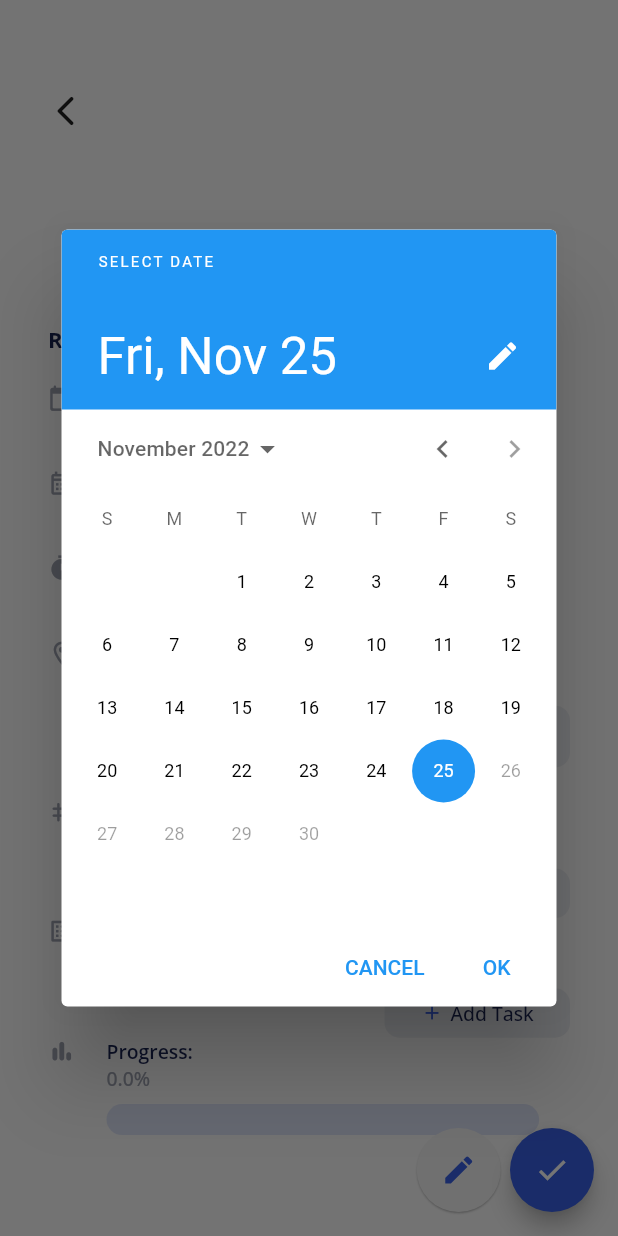
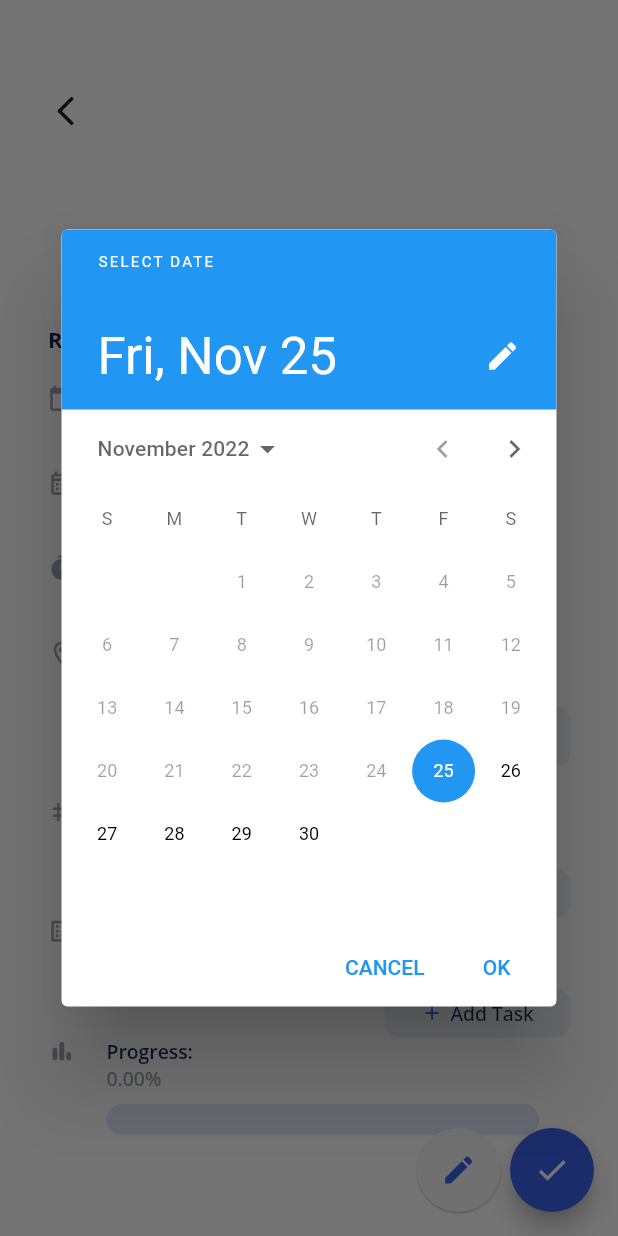
Before and after one commit to TecMasters420/flutter_schedule_app, a Flutter app: the ReminderDetailsPage screen opened directly, after a tap on the "mode" icon, on a phone screen of 412 x 824 dp. Run offline on Flutter 3.47's test engine with Material 2 defaults, Android fonts, the phone set to English and light mode, and no system bars; our stand-ins replace cloud_firestore, firebase_auth, firebase_core, firebase_messaging, flutter_dotenv, flutter_local_notifications and 6 more; accounts and stored records are empty.

Commit message:
Reminder creation page

```diff
--- a/lib/screens/reminder_details_page/reminders_details_page.dart
+++ b/lib/screens/reminder_details_page/reminders_details_page.dart
@@ -38,10 +38,19 @@ class _ReminderDetailsPageState extends State<ReminderDetailsPage> {
   late TagModel tag;
   late TaskModel task;
   late String? address;
+  late DateTime? _selectedStartDate;
+  late DateTime? _selectedEndDate;
 
   @override
   void initState() {
     super.initState();
+    if (_hasDate) {
+      _selectedEndDate = widget.reminder!.endDate.toDate();
+      _selectedStartDate = widget.reminder!.startDate.toDate();
+    } else {
+      _selectedEndDate = null;
+      _selectedStartDate = null;
+    }
     address = null;
     tag = TagModel(name: '');
     task = TaskModel(name: '', isCompleted: false);
@@ -61,14 +70,17 @@ class _ReminderDetailsPageState extends State<ReminderDetailsPage> {
     });
   }
 
+  bool get _hasDate => widget.reminder!.uid.isNotEmpty;
+
   @override
   Widget build(BuildContext context) {
     final ResponsiveUtil resp = ResponsiveUtil.of(context);
     final ReminderService service = Provider.of<ReminderService>(context);
 
-    final DateTime startDate = widget.reminder!.startDate.toDate();
-    final DateTime endDate = widget.reminder!.endDate.toDate();
-    final bool isSameDay = startDate.difference(endDate).inDays == 0;
+    final bool isSameDay =
+        _selectedEndDate == null || _selectedStartDate == null
+            ? false
+            : _selectedStartDate!.difference(_selectedEndDate!).inDays == 0;
     final double progress =
         widget.reminder!.progress.isNaN ? 0 : widget.reminder!.progress;
     final Duration timeRemaining = widget.reminder!.timeLeft(DateTime.now());
@@ -136,15 +148,16 @@ class _ReminderDetailsPageState extends State<ReminderDetailsPage> {
             child: const Icon(Icons.check),
             onPressed: () async {
               final idIsEmpty = widget.reminder!.uid.isEmpty;
+              if (service.isValidToUpload(widget.reminder!)) {
                 await (idIsEmpty
                         ? service.create(widget.reminder!.toMap())
-                      : service.update(
-                          widget.reminder!.toMap(), widget.reminder!.id ?? ''))
+                        : service.update(widget.reminder!.toMap()))
                     .whenComplete(
                   () {
                     Navigator.pop(context);
                   },
                 );
+              }
             },
           ),
         ],
@@ -197,8 +210,9 @@ class _ReminderDetailsPageState extends State<ReminderDetailsPage> {
                           child: ReminderInformationWidget(
                             icon: Icons.calendar_today_rounded,
                             title: 'Start Date:',
-                            value:
-                                '${isSameDay ? 'Today' : getDateFormatted(startDate)} at ${DateFormat('hh:mm a').format(startDate)}',
+                            value: _selectedStartDate == null
+                                ? 'No date'
+                                : '${isSameDay ? 'Today' : getDateFormatted(_selectedStartDate!)} at ${DateFormat('hh:mm a').format(_selectedStartDate!)}',
                           ),
                         ),
                         IconButton(
@@ -211,12 +225,17 @@ class _ReminderDetailsPageState extends State<ReminderDetailsPage> {
                             size: resp.sp20,
                           ),
                           onPressed: () async {
+                            // ? Start date
                             CustomDateTimePicker(
                               context: context,
-                              startDate: startDate,
-                              endDate: endDate,
+                              firstDate: _hasDate
+                                  ? DateTime(DateTime.now().year - 3)
+                                  : DateTime.now(),
+                              endDate: DateTime(DateTime.now().year + 3),
+                              startDate: DateTime.now(),
                               onAcceptCallback: (date) {
                                 setState(() {
+                                  _selectedStartDate = date;
                                   widget.reminder!.startDate =
                                       Timestamp.fromDate(date);
                                 });
@@ -234,8 +253,9 @@ class _ReminderDetailsPageState extends State<ReminderDetailsPage> {
                           child: ReminderInformationWidget(
                             icon: Icons.calendar_month_outlined,
                             title: 'End Date:',
-                            value:
-                                '${isSameDay ? 'Today' : getDateFormatted(endDate)} at ${DateFormat('hh:mm a').format(endDate)}',
+                            value: _selectedEndDate == null
+                                ? 'No date'
+                                : '${isSameDay ? 'Today' : getDateFormatted(_selectedEndDate!)} at ${DateFormat('hh:mm a').format(_selectedEndDate!)}',
                           ),
                         ),
                         IconButton(
@@ -248,12 +268,15 @@ class _ReminderDetailsPageState extends State<ReminderDetailsPage> {
                             size: resp.sp20,
                           ),
                           onPressed: () async {
+                            // ? End date
                             CustomDateTimePicker(
                               context: context,
-                              startDate: startDate,
-                              endDate: DateTime(endDate.year + 3),
+                              startDate: _selectedStartDate ?? DateTime.now(),
+                              firstDate: DateTime.now(),
+                              endDate: DateTime(DateTime.now().year + 3),
                               onAcceptCallback: (date) {
                                 setState(() {
+                                  _selectedEndDate = date;
                                   widget.reminder!.endDate =
                                       Timestamp.fromDate(date);
                                 });
@@ -267,8 +290,10 @@ class _ReminderDetailsPageState extends State<ReminderDetailsPage> {
                   ReminderInformationWidget(
                     icon: Icons.timer,
                     title: 'Time remaining:',
-                    value:
-                        '${timeRemaining.isNegative ? 'Expired ' : ''}${timeRemaining.inDays == 0 ? '' : '${timeRemaining.inDays.abs()} ${(timeRemaining.inDays.abs() == 1 ? 'day' : 'days')}, '}$hoursMess ${timeRemaining.isNegative ? 'ago' : ''}',
+                    value: _selectedEndDate == null ||
+                            _selectedStartDate == null
+                        ? 'No date'
+                        : '${timeRemaining.isNegative ? 'Expired ' : ''}$daysMess$hoursMess ${timeRemaining.isNegative ? 'ago' : ''}',
                   ),
                   if (widget.reminder!.expectedTemp != null)
                     ReminderInformationWidget(
@@ -504,7 +529,7 @@ class _ReminderDetailsPageState extends State<ReminderDetailsPage> {
                   ReminderInformationWidget(
                     icon: Icons.bar_chart_rounded,
                     title: 'Progress:',
-                    value: '$progress%',
+                    value: '${progress.toStringAsFixed(2)}%',
                     extra: ProgressBar(
                       percent: progress,
                       height: resp.hp(2.5),
--- a/lib/screens/reminders_page/reminders_page.dart
+++ b/lib/screens/reminders_page/reminders_page.dart
@@ -80,7 +80,6 @@ class _RemindersPageState extends State<RemindersPage> {
     final List<int> daysWithReminders = remindersInMonth.keys.toList();
     daysWithReminders.sort((a, b) => a.compareTo(b));
 
-    final int remindersInCurrentMonth = remindersInMonth.length;
     final int currentDay =
         _selectedDate == null || !daysWithReminders.contains(_selectedDate!.day)
             ? daysWithReminders[0]
--- a/lib/screens/reminders_page/widgets/scrolleable_days_list.dart
+++ b/lib/screens/reminders_page/widgets/scrolleable_days_list.dart
@@ -34,8 +34,8 @@ class _ScrolleableDaysListState extends State<ScrolleableDaysList> {
   @override
   void initState() {
     super.initState();
-    _selectedDay = null;
-    _selectedMonth = null;
+    _selectedDay = widget.initialDay;
+    _selectedMonth = widget.initialMonth;
   }
 
   @override
--- a/lib/widgets/custom_date_time_picker.dart
+++ b/lib/widgets/custom_date_time_picker.dart
@@ -5,12 +5,14 @@ class CustomDateTimePicker {
   final void Function(DateTime date) onAcceptCallback;
   final DateTime startDate;
   final DateTime endDate;
+  late final DateTime? firstDate;
 
   CustomDateTimePicker({
     required this.context,
     required this.startDate,
     required this.endDate,
     required this.onAcceptCallback,
+    this.firstDate,
   }) {
     _show();
   }
@@ -20,7 +22,7 @@ class CustomDateTimePicker {
       context: context,
       initialDate: startDate,
       initialDatePickerMode: DatePickerMode.day,
-      firstDate: DateTime(DateTime.now().year - 3),
+      firstDate: firstDate ?? DateTime.now(),
       lastDate: endDate,
       keyboardType: TextInputType.number,
     );
```
Also changed, not shown: lib/services/reminder_service.dart (+9 -9 lines), 1 other file. Lines whose indentation alone changed are shown as unchanged.
